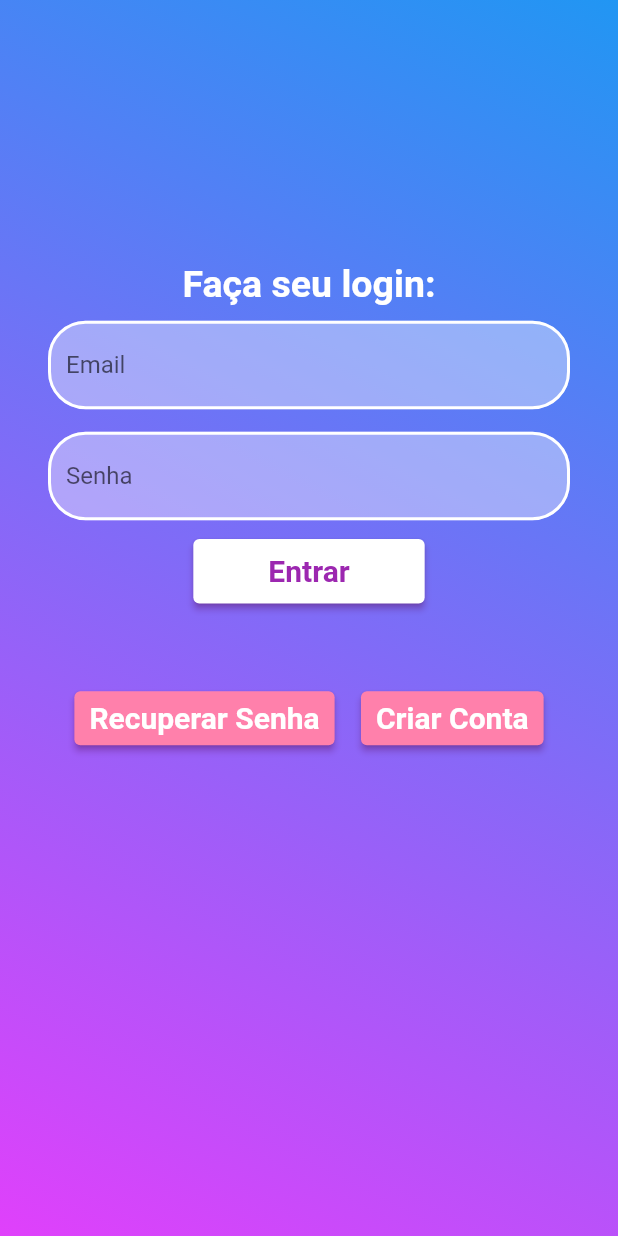
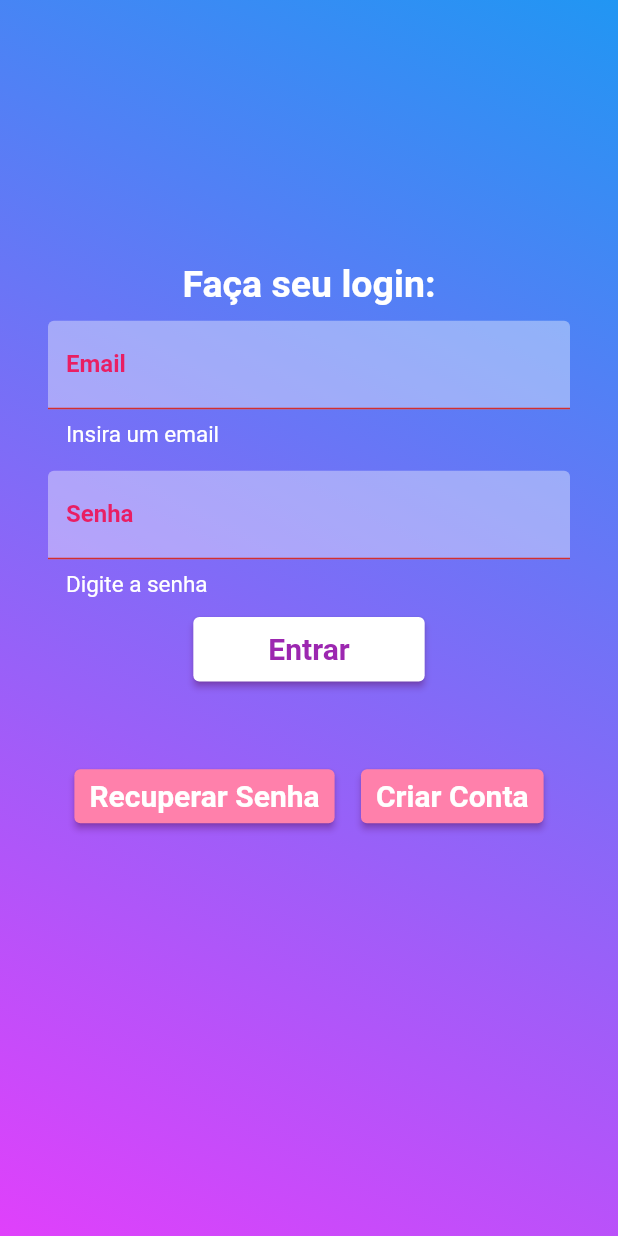
Before and after one commit to LetRicette/login-app-flutter, a Flutter app: the screen it shows after launch, after a tap on "Entrar", on a phone screen of 412 x 824 dp. Run offline on Flutter 3.47's test engine with Material 2 defaults, Android fonts, the phone set to English and light mode, and no system bars; missing offline and left inert: password_strength.

Commit message:
consertando e definindo os validators

```diff
--- a/lib/modules/login/login_page.dart
+++ b/lib/modules/login/login_page.dart
@@ -1,5 +1,6 @@
 import 'package:flutter/material.dart';
 import 'package:login/modules/login/login_controller.dart';
+import 'package:login/shared/validators/validators.dart';
 import '../shared/widgets/input_text/input_text_widget.dart';
 
 class LoginPage extends StatefulWidget {
@@ -10,6 +11,9 @@ class LoginPage extends StatefulWidget {
 }
 
 class _LoginPageState extends State<LoginPage> {
+  final TextEditingController _emailController = TextEditingController();
+  final TextEditingController _senhaController = TextEditingController();
+  final _formKey = GlobalKey<FormState>();
   final controller = LoginController();
 
   @override
@@ -22,7 +26,9 @@ class _LoginPageState extends State<LoginPage> {
           colors: [
             Colors.blue.shade500,
             Colors.purpleAccent,
-          ])),
+          ],
+        ),
+      ),
       child: Scaffold(
         backgroundColor: Colors.transparent,
         body: Container(
@@ -47,26 +53,37 @@ class _LoginPageState extends State<LoginPage> {
                     ),
                   ),
                   Form(
+                    key: _formKey,
                     child: Column(
                       children: [
                         InputTextWidget(
+                          controller: _emailController,
                           label: "Email",
-                          validator: (value) => value!.isEmpty ? "Vazio" : null,
+                          validator: (value) =>
+                              Validators().validateEmail(value!),
                           onChange: (value) {
                             controller.onChanged(email: value);
-                          }),
+                          },
+                        ),
                         SizedBox(
                           height: 15,
                         ),
                         InputTextWidget(
                           label: "Senha",
                           obscureText: true,
-                          validator: (value) => value!.isEmpty ? "Vazio" : null,
+                          controller: _senhaController,
+                          validator: (value) {
+                            if (value == null || value.isEmpty) {
+                              return "Digite a senha";
+                            } else if (value.length < 6) {
+                              return "Digite uma senha com 6 dígitos";
+                            }
+                            return null;
+                          },
                           onChange: (value) {
                             controller.onChanged(senha: value);
-                          })
-                    ],
-                  )),
+                          },
+                        ),
                         SizedBox(
                           height: 10,
                         ),
@@ -82,13 +99,22 @@ class _LoginPageState extends State<LoginPage> {
                             onPrimary: Colors.purple,
                             shadowColor: Colors.purple,
                             primary: Colors.white,
-                        padding:
-                            EdgeInsets.symmetric(horizontal: 50, vertical: 10)),
+                            padding: EdgeInsets.symmetric(
+                              horizontal: 50,
+                              vertical: 10,
+                            ),
+                          ),
                           onPressed: () {
+                            if (_formKey.currentState!.validate()) {
                               if (controller.login()) {
-                        Navigator.pushReplacementNamed(context, "/home");
+                                Navigator.pushReplacementNamed(
+                                    context, "/home");
+                              }
                             }
                           },
+                        ),
+                      ],
+                    ),
                   ),
                   Padding(
                     padding: const EdgeInsets.only(top: 50),
@@ -129,14 +155,17 @@ class _LoginPageState extends State<LoginPage> {
                           ),
                           onPressed: () {
                             Navigator.pushNamed(context, "/createAccount");
-                            }),
+                          },
+                        ),
                       ],
                     ),
                   )
                 ],
               ),
-            )),
-          )),
+            ),
+          ),
+        ),
+      ),
     );
   }
 }
--- a/lib/modules/shared/widgets/input_text/input_text_widget.dart
+++ b/lib/modules/shared/widgets/input_text/input_text_widget.dart
@@ -1,11 +1,13 @@
+import 'dart:ui';
+
 import 'package:flutter/material.dart';
 
 class InputTextWidget extends StatelessWidget {
   final TextEditingController? controller;
   final TextInputType textInputType;
   final String label;
-  final String? Function(String? value) validator;
-  final ValueChanged<String> onChange;
+  final String? Function(String? value)? validator;
+  final ValueChanged<String>? onChange;
   final bool obscureText;
 
   const InputTextWidget({
@@ -25,9 +27,15 @@ class InputTextWidget extends StatelessWidget {
       controller: controller,
       keyboardType: textInputType,
       onChanged: onChange,
+      validator: validator,
       decoration: InputDecoration(
-        labelStyle: TextStyle(),
-        hintText: label,
+        labelStyle: TextStyle(
+          fontWeight: FontWeight.bold,
+          color: Colors.pink,
+          fontSize: 16,
+        ),
+        errorStyle: TextStyle(fontSize: 15, color: Colors.white),
+        labelText: label,
         filled: true,
         fillColor: Colors.white38,
         focusedBorder: OutlineInputBorder(
--- /dev/null
+++ b/lib/shared/validators/validators.dart
@@ -0,0 +1,23 @@
+import 'package:password_strength/password_strength.dart';
+
+class Validators {
+  String? validateEmail(String value) {
+    RegExp regex = RegExp(r'\w+@\w+\.\w+');
+    if (value.isEmpty)
+      return 'Insira um email';
+    else if (!regex.hasMatch(value))
+      return "Insira um email válido";
+    else
+      return null;
+  }
+
+  String? validatePassword(String value, String value1) {
+    if (value != value1) {
+      return "As senhas não conferem";
+    }
+    double strength = estimatePasswordStrength(value);
+    if (strength < 0.4) {
+      return 'Escolha uma senha mais forte';
+    }
+  }
+}
```
Also changed, not shown: lib/modules/createAccount/create_account_page.dart (+50 -13 lines), lib/modules/recoveryPassword/recoveryPassword_page.dart (+19 -4 lines), lib/shared/validators/text_validator.dart (deleted, +0 -69 lines), pubspec.yaml (+3 -16 lines), lib/modules/recoveryPassword/recoveryPassword_controller.dart (added), lib/shared/validators/login_validator.dart (added), pubspec.lock. Lines whose indentation alone changed are shown as unchanged.
